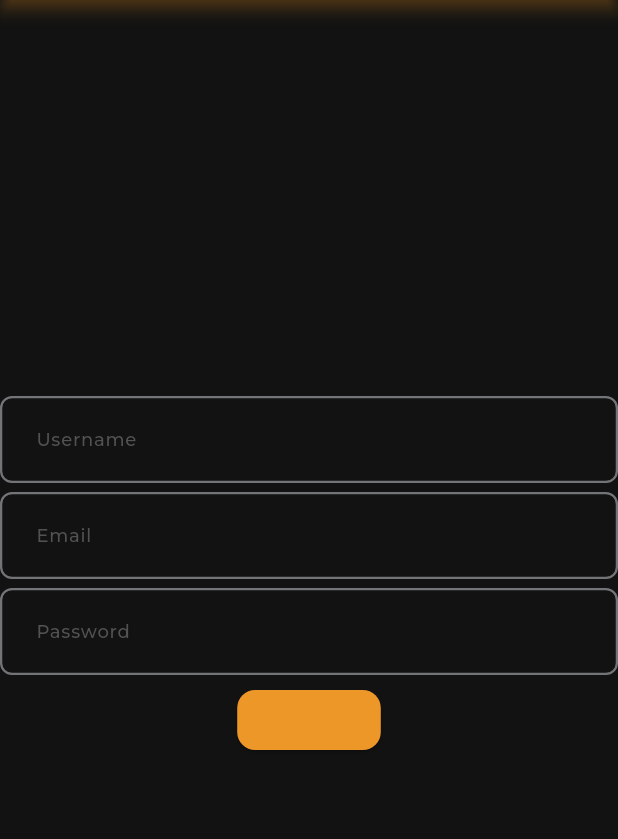
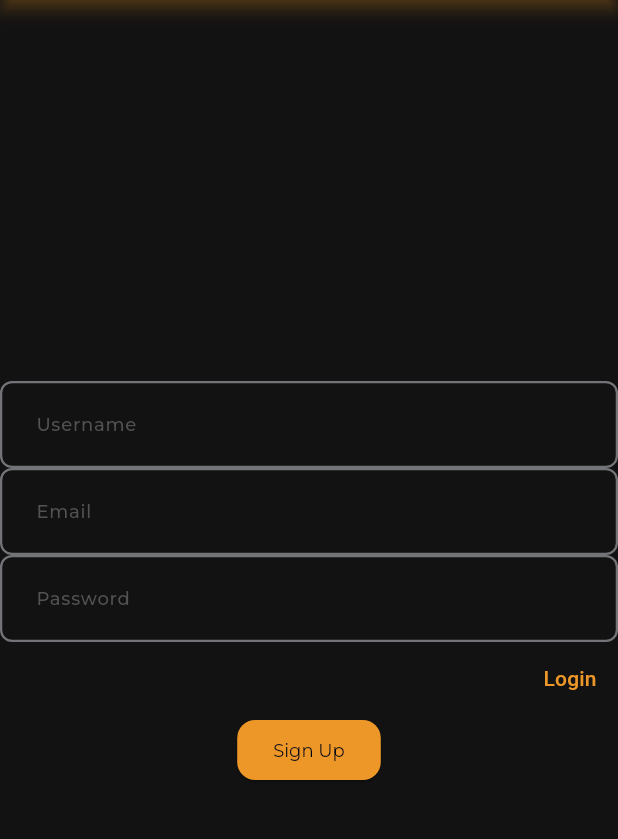
Before and after one commit to Kratosgado/flutter_frontend_chat_app, a Flutter app: the SignUpScreen screen opened directly, on a phone screen of 412 x 824 dp, the part 84-923 px from its top. Run offline on Flutter 3.47's test engine with Material 3 defaults, Android fonts, the phone set to English and light mode, and no system bars; our stand-ins replace get, get_it, internet_connection_checker, shared_preferences; accounts and stored records are empty.

Commit message:
add login screen

```diff
--- a/lib/app/app.dart
+++ b/lib/app/app.dart
@@ -25,6 +25,7 @@ class _MyAppState extends State<MyApp> {
     return GetMaterialApp(
       title: 'Flutter Demo',
       debugShowCheckedModeBanner: false,
+      defaultTransition: Transition.downToUp,
       theme: getApplicationTheme(),
       home: const SplashView(),
     );
--- a/lib/main.dart
+++ b/lib/main.dart
@@ -2,7 +2,7 @@ import 'package:flutter/material.dart';
 import 'package:flutter_frontend_chat_app/app/app.dart';
 import 'package:flutter_frontend_chat_app/app/di.dart';
 import 'package:flutter_frontend_chat_app/resources/theme_manager.dart';
-import 'package:flutter_frontend_chat_app/views/signup.dart';
+import 'package:flutter_frontend_chat_app/views/auth/signup.dart';
 // import 'package:get/get.dart';
 
 void main() async {
--- /dev/null
+++ b/lib/views/auth/signup.dart
@@ -0,0 +1,96 @@
+import 'package:flutter/material.dart';
+import 'package:flutter_frontend_chat_app/resources/color_manager.dart';
+import 'package:flutter_frontend_chat_app/resources/values_manager.dart';
+import 'package:flutter_frontend_chat_app/views/auth/login.dart';
+import 'package:get/get.dart';
+
+class SignUpScreen extends StatefulWidget {
+  const SignUpScreen({super.key});
+
+  @override
+  SignUpScreenState createState() => SignUpScreenState();
+}
+
+class SignUpScreenState extends State<SignUpScreen> {
+  final _formKey = GlobalKey<FormState>();
+  final _usernameController = TextEditingController();
+  final _emailController = TextEditingController();
+  final _passwordController = TextEditingController();
+
+  @override
+  Widget build(BuildContext context) {
+    return Scaffold(
+      appBar: AppBar(title: const Text('Sign Up')),
+      body: Form(
+        key: _formKey,
+        child: Center(
+          child: SizedBox(
+            height: Spacing.s100 * 2.6,
+            child: Column(
+              mainAxisAlignment: MainAxisAlignment.center,
+              children: <Widget>[
+                TextFormField(
+                  controller: _usernameController,
+                  decoration: const InputDecoration(labelText: 'Username'),
+                  validator: (value) {
+                    if (value!.isEmpty) {
+                      return 'Please enter your username';
+                    }
+                    return null;
+                  },
+                ),
+                const Spacer(),
+                TextFormField(
+                  controller: _emailController,
+                  decoration: const InputDecoration(labelText: 'Email'),
+                  validator: (value) {
+                    if (value!.isEmpty) {
+                      return 'Please enter your email';
+                    }
+                    return null;
+                  },
+                ),
+                const Spacer(),
+                TextFormField(
+                  controller: _passwordController,
+                  decoration: const InputDecoration(labelText: 'Password'),
+                  obscureText: true,
+                  validator: (value) {
+                    if (value!.isEmpty) {
+                      return 'Please enter your password';
+                    }
+                    return null;
+                  },
+                ),
+                const Spacer(),
+                Row(
+                  mainAxisAlignment: MainAxisAlignment.end,
+                  children: [
+                    TextButton(
+                        onPressed: () => Get.to(() => const LoginView()),
+                        child: const Text(
+                          'Login',
+                        )),
+                  ],
+                ),
+                ElevatedButton(
+                  child: const Text(
+                    'Sign Up',
+                    style: TextStyle(color: ColorManager.bgColor),
+                  ),
+                  onPressed: () {
+                    if (_formKey.currentState!.validate()) {
+                      debugPrint('Username: ${_usernameController.text}');
+                      debugPrint('Email: ${_emailController.text}');
+                      debugPrint('Password: ${_passwordController.text}');
+                    }
+                  },
+                ),
+              ],
+            ),
+          ),
+        ),
+      ),
+    );
+  }
+}
--- a/lib/views/splash/splash.dart
+++ b/lib/views/splash/splash.dart
@@ -5,7 +5,7 @@ import 'package:flutter_frontend_chat_app/app/app_refs.dart';
 import 'package:flutter_frontend_chat_app/app/di.dart';
 import 'package:flutter_frontend_chat_app/resources/assets_manager.dart';
 import 'package:flutter_frontend_chat_app/resources/values_manager.dart';
-import 'package:flutter_frontend_chat_app/views/signup.dart';
+import 'package:flutter_frontend_chat_app/views/auth/signup.dart';
 import 'package:get/get.dart';
 
 import 'animated_container.dart';
@@ -33,7 +33,7 @@ class _SplashViewState extends State<SplashView> {
               //TODO: navigate to main screen
             }
           else
-            {Get.offAll(const SignUpScreen())}
+            {() => Get.offAll(const SignUpScreen())}
         });
   }
 
```
Also changed, not shown: lib/resources/route_manager.dart (+4 -4 lines), lib/views/auth/login.dart (renamed from lib/views/signup.dart, +14 -15 lines), lib/views/chatlist/chatlist.dart (added).
